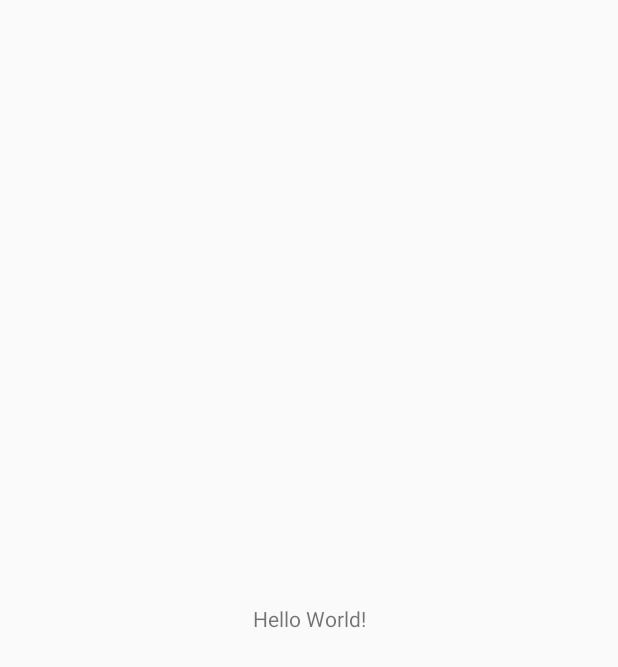
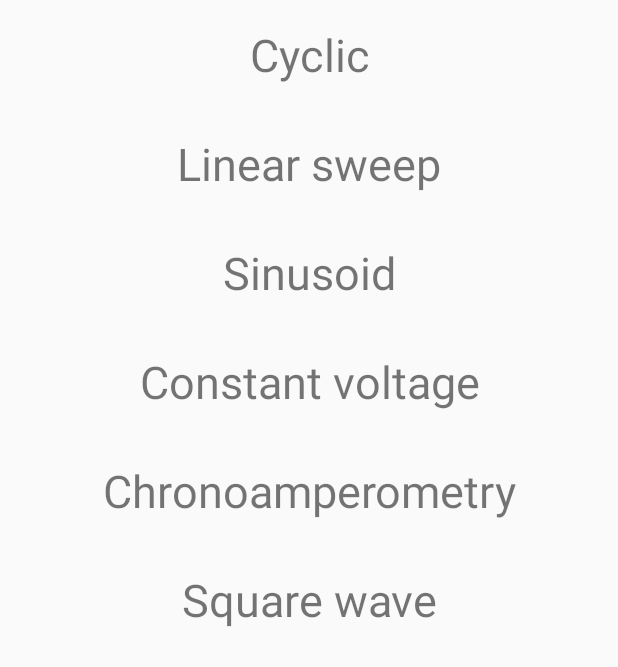
Before and after one commit to infolab-club/isc-android, an Android app: the MainActivity screen opened directly, with no data from a screen before it, on a phone screen of 412 x 824 dp. Before the commit the part shown is almost empty. Shown: the top 667 px of the screen. Run offline under Robolectric (Android 15) with nearby library versions, the phone set to English and light mode, and no system bars.

Commit message:
Add preparation of a list of tests.

```diff
--- a/app/build.gradle
+++ b/app/build.gradle
@@ -32,5 +32,5 @@ dependencies {
     testImplementation 'junit:junit:4.12'
     androidTestImplementation 'androidx.test.ext:junit:1.1.1'
     androidTestImplementation 'androidx.test.espresso:espresso-core:3.2.0'
-    implementation 'androidx.recyclerview:recyclerview:1.0.0'
+    implementation 'androidx.recyclerview:recyclerview:1.1.0'
 }
--- a/app/src/main/java/club/infolab/testchart/MainActivity.java
+++ b/app/src/main/java/club/infolab/testchart/MainActivity.java
@@ -1,13 +1,35 @@
 package club.infolab.testchart;
 
 import androidx.appcompat.app.AppCompatActivity;
+import androidx.recyclerview.widget.RecyclerView;
+
 import android.os.Bundle;
 
+import java.util.ArrayList;
+
 public class MainActivity extends AppCompatActivity {
+    private RecyclerView recyclerView;
+    private TestAdapter testAdapter;
+    private ArrayList<String> tests = new ArrayList<>();;
 
     @Override
     protected void onCreate(Bundle savedInstanceState) {
         super.onCreate(savedInstanceState);
         setContentView(R.layout.activity_main);
+
+        setInitialData();
+        recyclerView = findViewById(R.id.tests_list);
+
+        testAdapter = new TestAdapter(this, tests);
+        recyclerView.setAdapter(testAdapter);
+    }
+
+    private void setInitialData(){
+        tests.add("Cyclic");
+        tests.add("Linear sweep");
+        tests.add("Sinusoid");
+        tests.add("Constant voltage");
+        tests.add("Chronoamperometry");
+        tests.add("Square wave");
     }
 }
--- /dev/null
+++ b/app/src/main/java/club/infolab/testchart/TestAdapter.java
@@ -0,0 +1,46 @@
+package club.infolab.testchart;
+
+import android.content.Context;
+import android.view.LayoutInflater;
+import android.view.View;
+import android.view.ViewGroup;
+import android.widget.TextView;
+
+import androidx.annotation.NonNull;
+import androidx.recyclerview.widget.RecyclerView;
+import java.util.ArrayList;
+
+class TestAdapter extends RecyclerView.Adapter<TestAdapter.ViewHolder> {
+    private LayoutInflater inflater;
+    private ArrayList<String> tests;
+
+    TestAdapter(Context context, ArrayList<String> tests) {
+        this.tests = tests;
+        this.inflater = LayoutInflater.from(context);
+    }
+
+    @NonNull
+    @Override
+    public TestAdapter.ViewHolder onCreateViewHolder(@NonNull ViewGroup parent, int viewType) {
+        View view = inflater.inflate(R.layout.test_item, parent, false);
+        return new ViewHolder(view);
+    }
+
+    @Override
+    public void onBindViewHolder(TestAdapter.ViewHolder holder, int position) {
+        holder.testNameView.setText(tests.get(position));
+    }
+
+    @Override
+    public int getItemCount() {
+        return tests.size();
+    }
+
+    static class ViewHolder extends RecyclerView.ViewHolder {
+        final TextView testNameView;
+        ViewHolder(View view){
+            super(view);
+            testNameView = view.findViewById(R.id.test_name);
+        }
+    }
+}
--- a/app/src/main/res/layout/activity_main.xml
+++ b/app/src/main/res/layout/activity_main.xml
@@ -6,13 +6,12 @@
     android:layout_height="match_parent"
     tools:context=".MainActivity">
 
-    <TextView
-        android:layout_width="wrap_content"
-        android:layout_height="wrap_content"
-        android:text="Hello World!"
-        app:layout_constraintBottom_toBottomOf="parent"
-        app:layout_constraintLeft_toLeftOf="parent"
-        app:layout_constraintRight_toRightOf="parent"
-        app:layout_constraintTop_toTopOf="parent" />
+    <androidx.recyclerview.widget.RecyclerView
+        android:id="@+id/tests_list"
+        app:layoutManager="LinearLayoutManager"
+        android:layout_width="match_parent"
+        android:layout_height="match_parent"
+        android:scrollbars="vertical"
+        />
 
 </androidx.constraintlayout.widget.ConstraintLayout>
--- /dev/null
+++ b/app/src/main/res/layout/test_item.xml
@@ -0,0 +1,17 @@
+<LinearLayout xmlns:android="http://schemas.android.com/apk/res/android"
+    android:layout_width="match_parent"
+    android:layout_height="wrap_content"
+    android:orientation="horizontal"
+    android:padding="16dp">
+
+    <TextView
+        android:id="@+id/test_name"
+        android:layout_width="match_parent"
+        android:layout_height="wrap_content"
+        android:layout_gravity="center"
+        android:gravity="center"
+        android:text = "Test name"
+        android:textSize="30dp"
+        />
+
+</LinearLayout>
```
